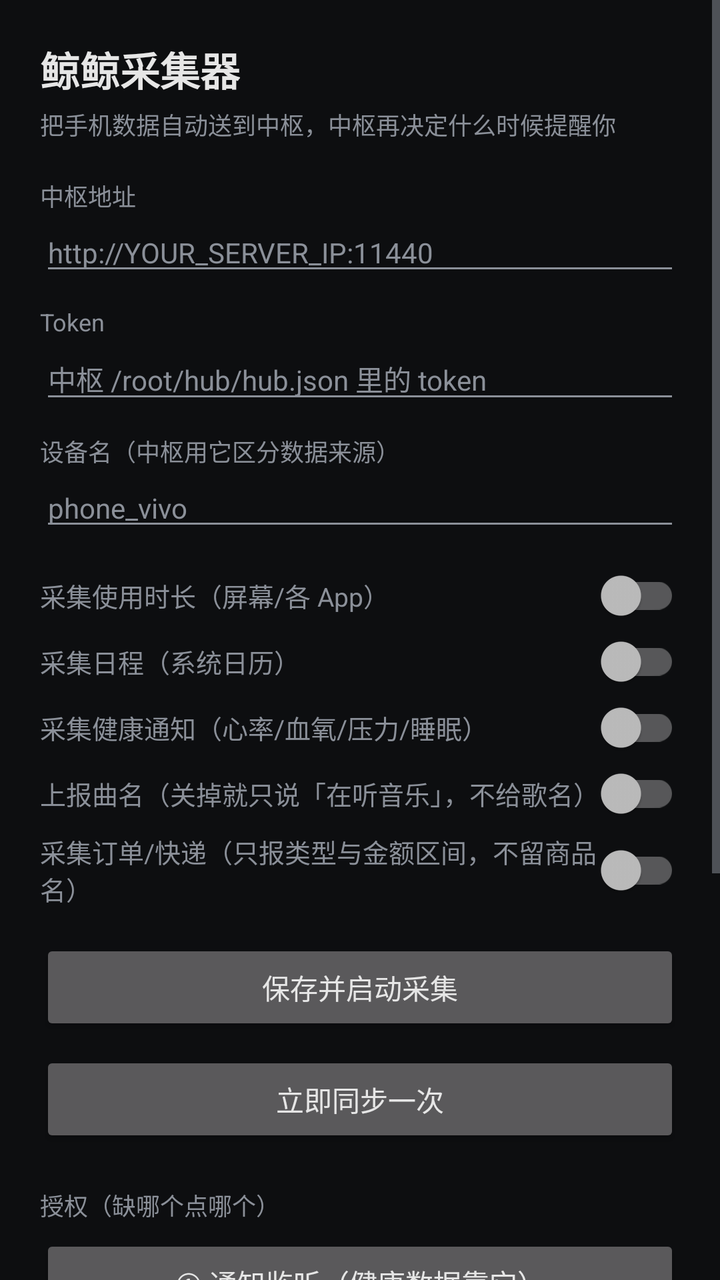
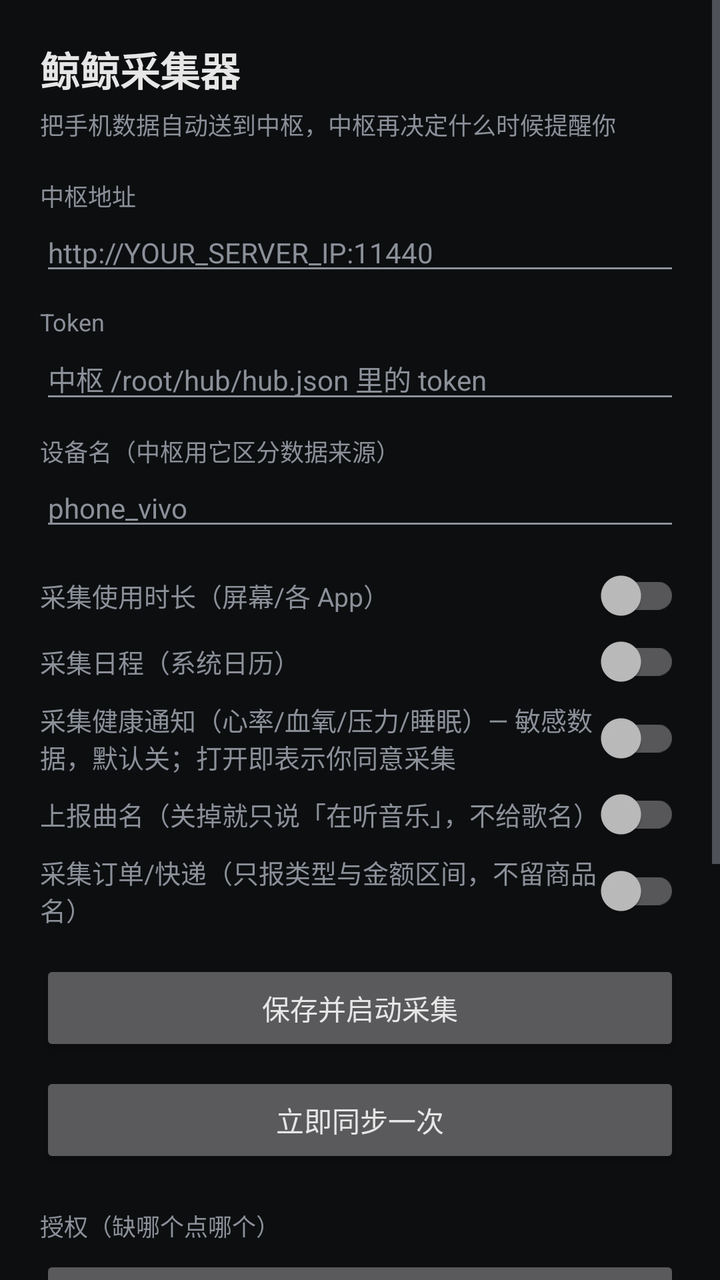

An Android layout rendered at two revisions. The XML below is the earlier revision; the diff shows what the commit changed to produce the second picture.
<!-- AndroidManifest.xml: application theme Theme.WhaleCollector -->
<!-- res/layout/activity_main.xml -->
<?xml version="1.0" encoding="utf-8"?>
<ScrollView xmlns:android="http://schemas.android.com/apk/res/android"
    android:layout_width="match_parent"
    android:layout_height="match_parent"
    android:background="@color/bg"
    android:fillViewport="true">

    <LinearLayout
        android:layout_width="match_parent"
        android:layout_height="wrap_content"
        android:orientation="vertical"
        android:padding="20dp">

        <TextView
            android:layout_width="wrap_content"
            android:layout_height="wrap_content"
            android:text="鲸鲸采集器"
            android:textColor="@color/text_primary"
            android:textSize="20sp"
            android:textStyle="bold" />

        <TextView
            android:layout_width="wrap_content"
            android:layout_height="wrap_content"
            android:layout_marginTop="4dp"
            android:text="把手机数据自动送到中枢，中枢再决定什么时候提醒你"
            android:textColor="@color/text_secondary"
            android:textSize="12sp" />

        <TextView
            android:layout_width="wrap_content"
            android:layout_height="wrap_content"
            android:layout_marginTop="18dp"
            android:text="中枢地址"
            android:textColor="@color/text_secondary"
            android:textSize="12sp" />

        <EditText
            android:id="@+id/etHub"
            android:layout_width="match_parent"
            android:layout_height="wrap_content"
            android:hint="http://YOUR_SERVER_IP:11440"
            android:inputType="textUri"
            android:textColor="@color/text_primary"
            android:textColorHint="@color/text_secondary"
            android:textSize="14sp" />

        <TextView
            android:layout_width="wrap_content"
            android:layout_height="wrap_content"
            android:layout_marginTop="10dp"
            android:text="Token"
            android:textColor="@color/text_secondary"
            android:textSize="12sp" />

        <EditText
            android:id="@+id/etToken"
            android:layout_width="match_parent"
            android:layout_height="wrap_content"
            android:hint="中枢 /root/hub/hub.json 里的 token"
            android:inputType="text"
            android:textColor="@color/text_primary"
            android:textColorHint="@color/text_secondary"
            android:textSize="14sp" />

        <TextView
            android:layout_width="wrap_content"
            android:layout_height="wrap_content"
            android:layout_marginTop="10dp"
            android:text="设备名（中枢用它区分数据来源）"
            android:textColor="@color/text_secondary"
            android:textSize="12sp" />

        <EditText
            android:id="@+id/etDevice"
            android:layout_width="match_parent"
            android:layout_height="wrap_content"
            android:hint="phone_vivo"
            android:inputType="text"
            android:textColor="@color/text_primary"
            android:textColorHint="@color/text_secondary"
            android:textSize="14sp" />

        <androidx.appcompat.widget.SwitchCompat
            android:id="@+id/swUsage"
            android:layout_width="match_parent"
            android:layout_height="wrap_content"
            android:layout_marginTop="14dp"
            android:text="采集使用时长（屏幕/各 App）"
            android:textColor="@color/text_secondary"
            android:textSize="13sp" />

        <androidx.appcompat.widget.SwitchCompat
            android:id="@+id/swCalendar"
            android:layout_width="match_parent"
            android:layout_height="wrap_content"
            android:layout_marginTop="6dp"
            android:text="采集日程（系统日历）"
            android:textColor="@color/text_secondary"
            android:textSize="13sp" />

        <androidx.appcompat.widget.SwitchCompat
            android:id="@+id/swHealth"
            android:layout_width="match_parent"
            android:layout_height="wrap_content"
            android:layout_marginTop="6dp"
            android:text="采集健康通知（心率/血氧/压力/睡眠）"
            android:textColor="@color/text_secondary"
            android:textSize="13sp" />

        <androidx.appcompat.widget.SwitchCompat
            android:id="@+id/swMusic"
            android:layout_width="match_parent"
            android:layout_height="wrap_content"
            android:layout_marginTop="6dp"
            android:text="上报曲名（关掉就只说「在听音乐」，不给歌名）"
            android:textColor="@color/text_secondary"
            android:textSize="13sp" />

        <androidx.appcompat.widget.SwitchCompat
            android:id="@+id/swOrders"
            android:layout_width="match_parent"
            android:layout_height="wrap_content"
            android:layout_marginTop="6dp"
            android:text="采集订单/快递（只报类型与金额区间，不留商品名）"
            android:textColor="@color/text_secondary"
            android:textSize="13sp" />

        <Button
            android:id="@+id/btnSave"
            android:layout_width="match_parent"
            android:layout_height="wrap_content"
            android:layout_marginTop="16dp"
            android:text="保存并启动采集" />

        <Button
            android:id="@+id/btnSyncNow"
            android:layout_width="match_parent"
            android:layout_height="wrap_content"
            android:layout_marginTop="8dp"
            android:text="立即同步一次" />

        <TextView
            android:layout_width="wrap_content"
            android:layout_height="wrap_content"
            android:layout_marginTop="20dp"
            android:text="授权（缺哪个点哪个）"
            android:textColor="@color/text_secondary"
            android:textSize="12sp" />

        <Button
            android:id="@+id/btnNotifAccess"
            android:layout_width="match_parent"
            android:layout_height="wrap_content"
            android:layout_marginTop="6dp"
            android:text="① 通知监听（健康数据靠它）" />

        <Button
            android:id="@+id/btnUsageAccess"
            android:layout_width="match_parent"
            android:layout_height="wrap_content"
            android:layout_marginTop="6dp"
            android:text="② 使用情况访问" />

        <Button
            android:id="@+id/btnCalendarPerm"
            android:layout_width="match_parent"
            android:layout_height="wrap_content"
            android:layout_marginTop="6dp"
            android:text="③ 日历读取权限" />

        <Button
            android:id="@+id/btnImportTt"
            android:layout_width="match_parent"
            android:layout_height="wrap_content"
            android:layout_marginTop="6dp"
            android:text="导入课表（选岛课表导出的 JSON）" />

        <Button
            android:id="@+id/btnStop"
            android:layout_width="match_parent"
            android:layout_height="wrap_content"
            android:layout_marginTop="6dp"
            android:text="停止采集" />

        <TextView
            android:id="@+id/tvStatus"
            android:layout_width="match_parent"
            android:layout_height="wrap_content"
            android:layout_marginTop="20dp"
            android:lineSpacingExtra="4dp"
            android:textColor="@color/text_secondary"
            android:textIsSelectable="true"
            android:textSize="12sp" />
    </LinearLayout>
</ScrollView>
<!-- resources referenced by this layout -->
<resources>
  <color name="bg">#0D0E10</color>
  <color name="text_primary">#E6E6E6</color>
  <color name="text_secondary">#8B9099</color>
  <style name="Theme.WhaleCollector" parent="Theme.AppCompat.NoActionBar">
          <item name="android:windowBackground">@color/bg</item>
          <item name="android:textColorPrimary">@color/text_primary</item>
          <item name="android:textColorSecondary">@color/text_secondary</item>
          <item name="colorAccent">@color/accent</item>
      </style>
  <color name="accent">#5AA88B</color>
</resources>

<!-- the commit's change to res/layout/activity_main.xml (unified diff, before → after) -->
@@ -104,7 +104,7 @@
             android:layout_width="match_parent"
             android:layout_height="wrap_content"
             android:layout_marginTop="6dp"
-            android:text="采集健康通知（心率/血氧/压力/睡眠）"
+            android:text="采集健康通知（心率/血氧/压力/睡眠）— 敏感数据，默认关；打开即表示你同意采集"
             android:textColor="@color/text_secondary"
             android:textSize="13sp" />
 
